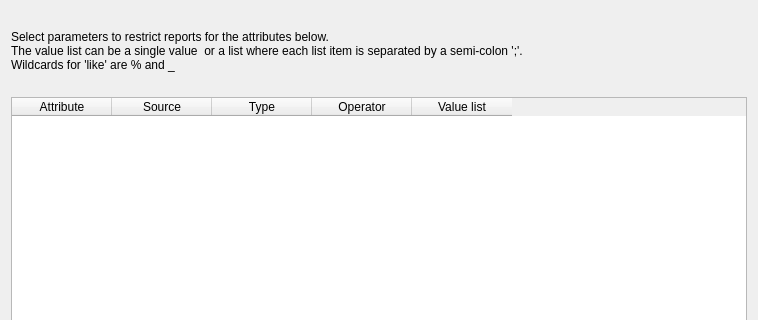
The window that GUI_UIs/ui_report_attribute_parameters.ui (ccbogel/QualCoder) describes before a commit, drawn with Qt 5; both pictures show x 0 to 758 and y 0 to 320 of the 758 by 527 pixel window.
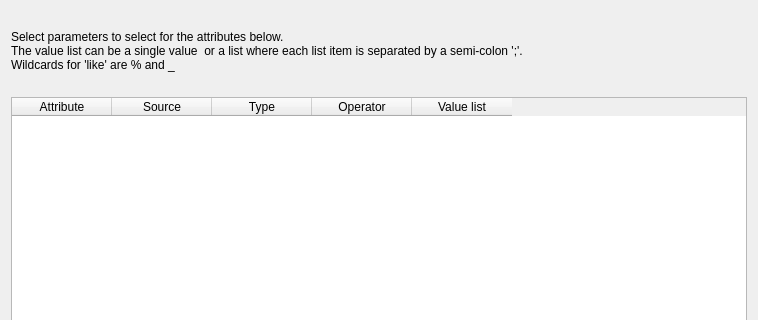
The same window after the commit.

Diff of the .ui file:
```diff
--- a/GUI_UIs/ui_report_attribute_parameters.ui
+++ b/GUI_UIs/ui_report_attribute_parameters.ui
@@ -58,7 +58,7 @@
       </size>
      </property>
      <property name="text">
-      <string>Select parameters to restrict reports for the attributes below. 
+      <string>Select parameters to select for the attributes below. 
 The value list can be a single value  or a list where each list item is separated by a semi-colon ';'.
 Wildcards for 'like' are % and _</string>
      </property>
```
